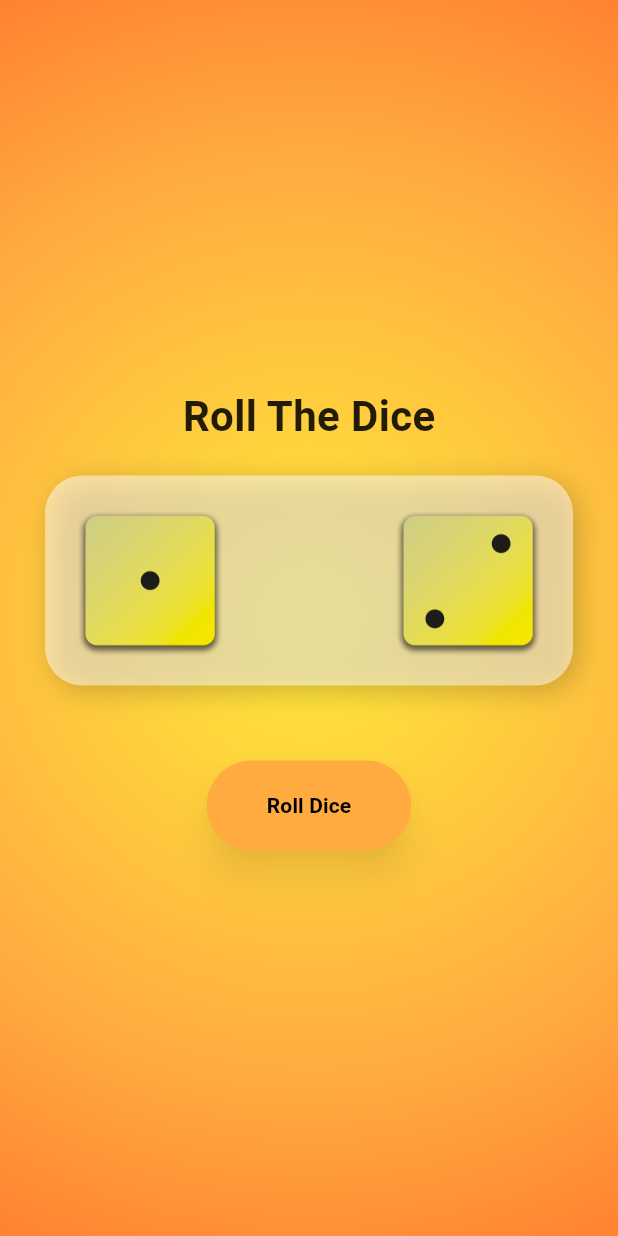
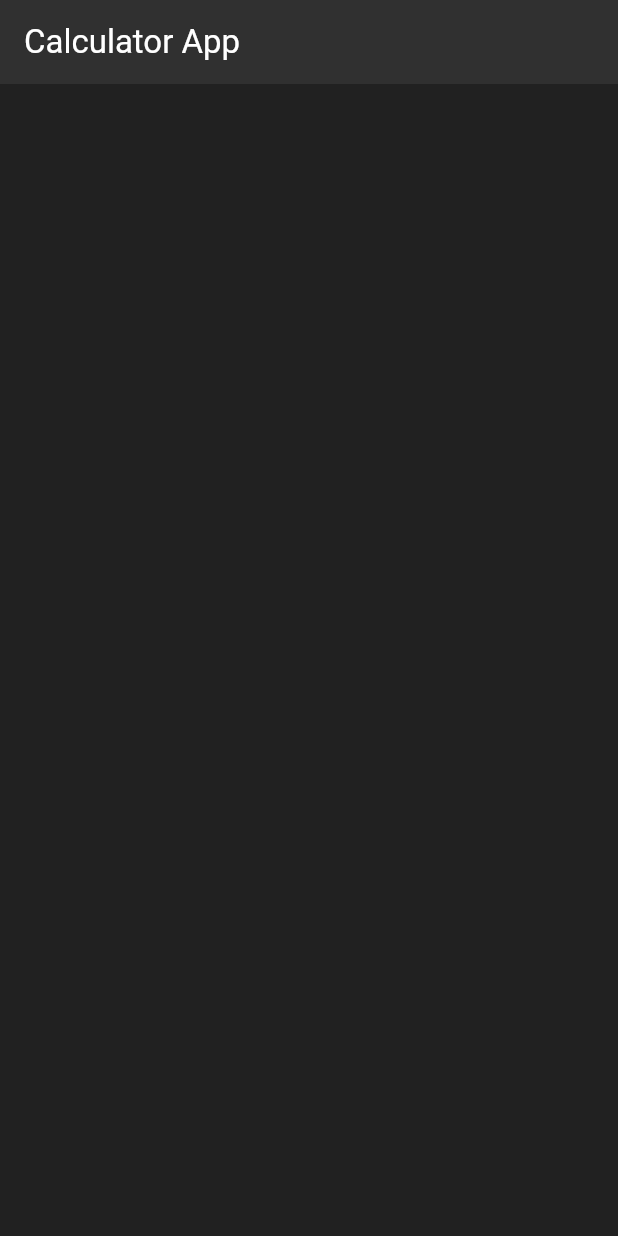
Before and after one commit to HosenShahadath/Neat-roots-5-project, a Flutter app: the screen it shows after launch, on a phone screen of 412 x 824 dp. Run offline on Flutter 3.47's test engine with Material 3 defaults, Android fonts, the phone set to English and light mode, and no system bars; our stand-ins replace cached_network_image, palette_generator.

Commit message:
calculator app

```diff
--- /dev/null
+++ b/lib/Calculator App/calculator_screen.dart
@@ -0,0 +1,50 @@
+import 'package:flutter/material.dart';
+
+class CalculatorScreen extends StatefulWidget {
+  const CalculatorScreen({super.key});
+
+  @override
+  State<CalculatorScreen> createState() => _CalculatorScreenState();
+}
+
+class _CalculatorScreenState extends State<CalculatorScreen> {
+  String output = '0';
+  String _output = '0';
+  double num1 = 0;
+  double num2 = 0;
+  String operand = '';
+
+  @override
+  Widget build(BuildContext context) {
+    return Scaffold(
+      backgroundColor: Colors.grey[900],
+      appBar: AppBar(
+        title: const Text(
+          'Calculator App',
+          style: TextStyle(color: Colors.white),
+        ),
+        backgroundColor: Colors.grey[850],
+      ),
+    );
+  }
+}
+
+Widget buildButton(String buttonText, Color buttonColor) {
+  return Expanded(
+    child: Container(
+      margin: const EdgeInsets.all(8),
+      child: ElevatedButton(
+        onPressed: () {},
+        style: ElevatedButton.styleFrom(
+          padding: EdgeInsets.all(24),
+          backgroundColor: buttonColor,
+          shape: RoundedRectangleBorder(borderRadius: BorderRadius.circular(8)),
+        ),
+        child: Text(
+          buttonText,
+          style: const TextStyle(fontSize: 24, color: Colors.white),
+        ),
+      ),
+    ),
+  );
+}
--- a/lib/app.dart
+++ b/lib/app.dart
@@ -1,4 +1,5 @@
 import 'package:flutter/material.dart';
+import 'package:neat_roots_5_project/Calculator%20App/calculator_screen.dart';
 import 'package:neat_roots_5_project/Dice%20App/dice_screen.dart';
 
 class MyApp extends StatelessWidget {
@@ -12,7 +13,7 @@ class MyApp extends StatelessWidget {
         primaryColor: Colors.deepPurple,
         visualDensity: VisualDensity.adaptivePlatformDensity
       ),
-      home: DiceScreen(),
+      home: const CalculatorScreen(),
     );
   }
 }
```
